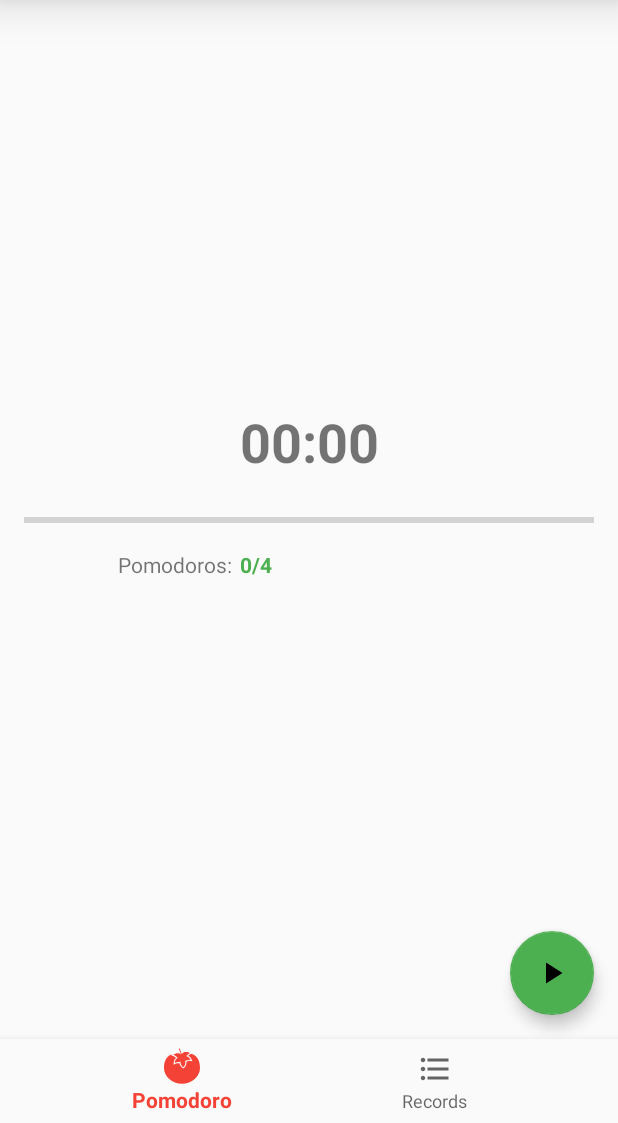
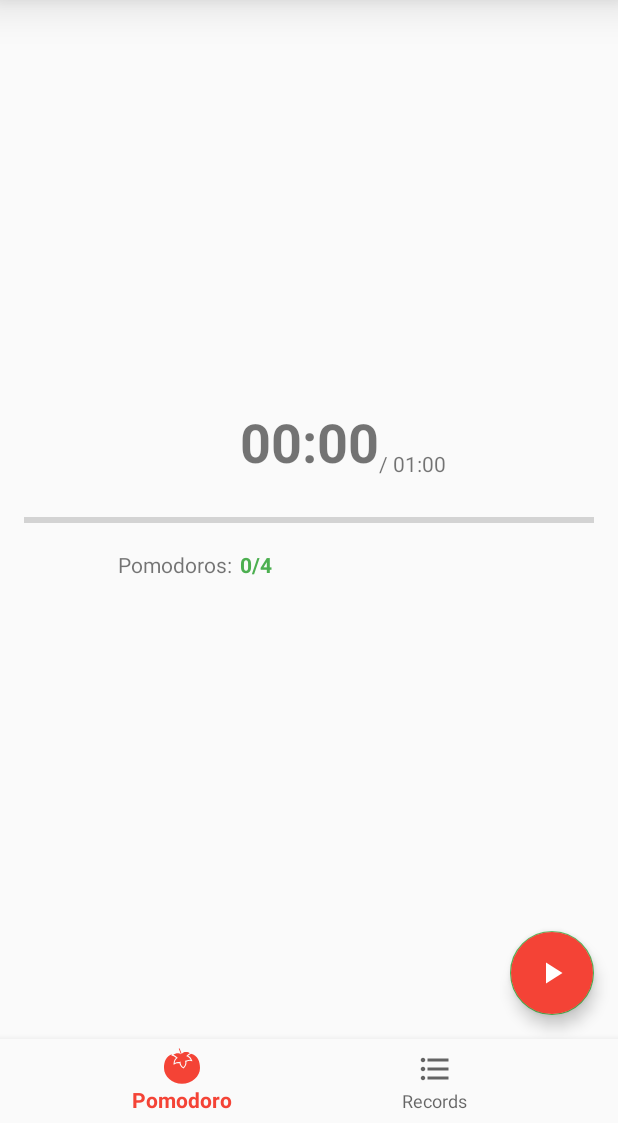
Before and after one commit to nfdz/tomatito, an Android app: the screen it shows after launch (MainActivity), on a phone screen of 412 x 824 dp, the part 113-1236 px from its top. Run offline under Robolectric (Android 15) with nearby library versions, the phone set to English and light mode, and no system bars; our stand-ins replace ButterKnife, Timber.

Commit message:
add pomodoro total time and fix UI bug

```diff
--- a/Tomatito/app/src/main/java/io/github/nfdz/tomatito/ui/PomodoroFragment.java
+++ b/Tomatito/app/src/main/java/io/github/nfdz/tomatito/ui/PomodoroFragment.java
@@ -25,13 +25,13 @@ import butterknife.ButterKnife;
 import butterknife.OnClick;
 import io.github.nfdz.tomatito.R;
 import io.github.nfdz.tomatito.data.PreferencesUtils;
-import timber.log.Timber;
 
 public class PomodoroFragment extends Fragment implements SharedPreferences.OnSharedPreferenceChangeListener {
 
     private final static long TIMER_REFRESH_RATE_MILLIS = 1000;
 
     @BindView(R.id.tv_pomodoro_time) TextView mPomodoroTime;
+    @BindView(R.id.tv_pomodoro_total_time) TextView mPomodoroTotalTime;
     @BindView(R.id.tv_pomodoros_value) TextView mPomodoros;
     @BindView(R.id.tv_breaks_value) TextView mBreaks;
     @BindView(R.id.fab_start_pomodoro) FloatingActionButton mStartButton;
@@ -90,16 +90,17 @@ public class PomodoroFragment extends Fragment implements SharedPreferences.OnSh
     private void updateCurrentPomodoro(long currentPomodoro) {
         boolean validPomodoro = currentPomodoro != PreferencesUtils.CURRENT_POMODORO_DEFAULT;
         int pomodorosToLongBreak = PreferencesUtils.getPomodorosToLongBreak(getContext());
+        long pomodoroTime = PreferencesUtils.getPomodoroTime(getContext());
         if (validPomodoro) {
             mStopButton.setVisibility(View.VISIBLE);
             mStartButton.setVisibility(View.GONE);
             if (mTimerUpdater != null) mTimerHandler.removeCallbacks(mTimerUpdater);
-            initPomodoro(pomodorosToLongBreak, currentPomodoro);
+            initPomodoro(pomodorosToLongBreak, currentPomodoro, pomodoroTime);
         } else {
             mStartButton.setVisibility(View.VISIBLE);
             mStopButton.setVisibility(View.GONE);
             if (mTimerUpdater != null) mTimerHandler.removeCallbacks(mTimerUpdater);
-            clearPomodoro(pomodorosToLongBreak);
+            clearPomodoro(pomodorosToLongBreak, pomodoroTime);
         }
     }
 
@@ -114,17 +115,17 @@ public class PomodoroFragment extends Fragment implements SharedPreferences.OnSh
         PreferencesUtils.deleteCurrentPomodoro(getContext());
     }
 
-    private void initPomodoro(int pomodorosToLongBreak, long currentPomodoro) {
-        long pomodoroTime = PreferencesUtils.getPomodoroTime(getContext());
+    private void initPomodoro(int pomodorosToLongBreak, long currentPomodoro, long pomodoroTime) {
         long shortBreakTime = PreferencesUtils.getShortBreakTime(getContext());
         long longBreakTime = PreferencesUtils.getLongBreakTime(getContext());
         mTimerUpdater = new TimerUpdater(pomodoroTime, shortBreakTime, longBreakTime, currentPomodoro, pomodorosToLongBreak);
         mTimerHandler.post(mTimerUpdater);
     }
 
-    private void clearPomodoro(int pomodorosToLongBreak) {
+    private void clearPomodoro(int pomodorosToLongBreak, long pomodoroTime) {
         mProgressBar.setProgress(0);
         mPomodoroTime.setText("00:00");
+        mPomodoroTotalTime.setText("/ " + getTimerTextFor(pomodoroTime));
         mPomodoros.setText("0/" + pomodorosToLongBreak);
         mBreaks.setText("0/" + (pomodorosToLongBreak - 1));
     }
@@ -169,7 +170,7 @@ public class PomodoroFragment extends Fragment implements SharedPreferences.OnSh
                     setProgressBarColor(ContextCompat.getColor(getContext(), R.color.progressBarWorking));
                     int progress = (int) (((thisPomodoroTime + 0.0)/pomodoroTime) * 100);
                     mProgressBar.setProgress(progress);
-
+                    mPomodoroTotalTime.setText("/ " + getTimerTextFor(pomodoroTime));
                     break;
                 } else if (elapsedTime < pomodoroEnd + shortBreakTime) {
                     // it is on a break
@@ -185,14 +186,13 @@ public class PomodoroFragment extends Fragment implements SharedPreferences.OnSh
                         setProgressBarColor(ContextCompat.getColor(getContext(), R.color.progressBarBreak));
                         int progress = (int) (((breakTime + 0.0)/shortBreakTime) * 100);
                         mProgressBar.setProgress(progress);
+                        mPomodoroTotalTime.setText("/ " + getTimerTextFor(shortBreakTime));
+                        break;
                     } else {
                         // long break, do nothing because long break is handle outside for
                     }
-
-                    break;
                 }
             }
-
             if (pomodoroCounter > pomodorosToLongBreak) {
                 // long break
                 long breakStart = pomodoroTime * pomodorosToLongBreak + shortBreakTime * (pomodorosToLongBreak - 1);
@@ -204,6 +204,7 @@ public class PomodoroFragment extends Fragment implements SharedPreferences.OnSh
                 setProgressBarColor(ContextCompat.getColor(getContext(), R.color.progressBarBreak));
                 int progress = (int) (((breakTime + 0.0)/longBreakTime) * 100);
                 mProgressBar.setProgress(progress);
+                mPomodoroTotalTime.setText("/ " + getTimerTextFor(longBreakTime));
             }
 
             // reschedule this runnable
--- a/Tomatito/app/src/main/res/drawable/ic_start.xml
+++ b/Tomatito/app/src/main/res/drawable/ic_start.xml
@@ -4,6 +4,6 @@
         android:viewportWidth="24.0"
         android:viewportHeight="24.0">
     <path
-        android:fillColor="#FF000000"
+        android:fillColor="@color/white"
         android:pathData="M8,5v14l11,-7z"/>
 </vector>
--- a/Tomatito/app/src/main/res/drawable/ic_stop.xml
+++ b/Tomatito/app/src/main/res/drawable/ic_stop.xml
@@ -4,6 +4,6 @@
         android:viewportWidth="24.0"
         android:viewportHeight="24.0">
     <path
-        android:fillColor="#FF000000"
+        android:fillColor="@color/white"
         android:pathData="M6,6h12v12H6z"/>
 </vector>
--- a/Tomatito/app/src/main/res/layout/fragment_pomodoro.xml
+++ b/Tomatito/app/src/main/res/layout/fragment_pomodoro.xml
@@ -89,6 +89,7 @@
         android:layout_height="wrap_content"
         app:srcCompat="@drawable/ic_start"
         android:layout_margin="16dp"
+        android:backgroundTint="@color/colorPrimary"
         app:layout_constraintBottom_toBottomOf="parent"
         app:layout_constraintRight_toRightOf="parent" />
 
@@ -101,4 +102,12 @@
         app:layout_constraintBottom_toBottomOf="parent"
         app:layout_constraintRight_toRightOf="parent" />
 
+    <TextView
+        android:id="@+id/tv_pomodoro_total_time"
+        android:layout_width="wrap_content"
+        android:layout_height="wrap_content"
+        android:text="/ 00:00"
+        app:layout_constraintBottom_toBottomOf="@+id/tv_pomodoro_time"
+        app:layout_constraintLeft_toRightOf="@+id/tv_pomodoro_time" />
+
 </android.support.constraint.ConstraintLayout>
```
